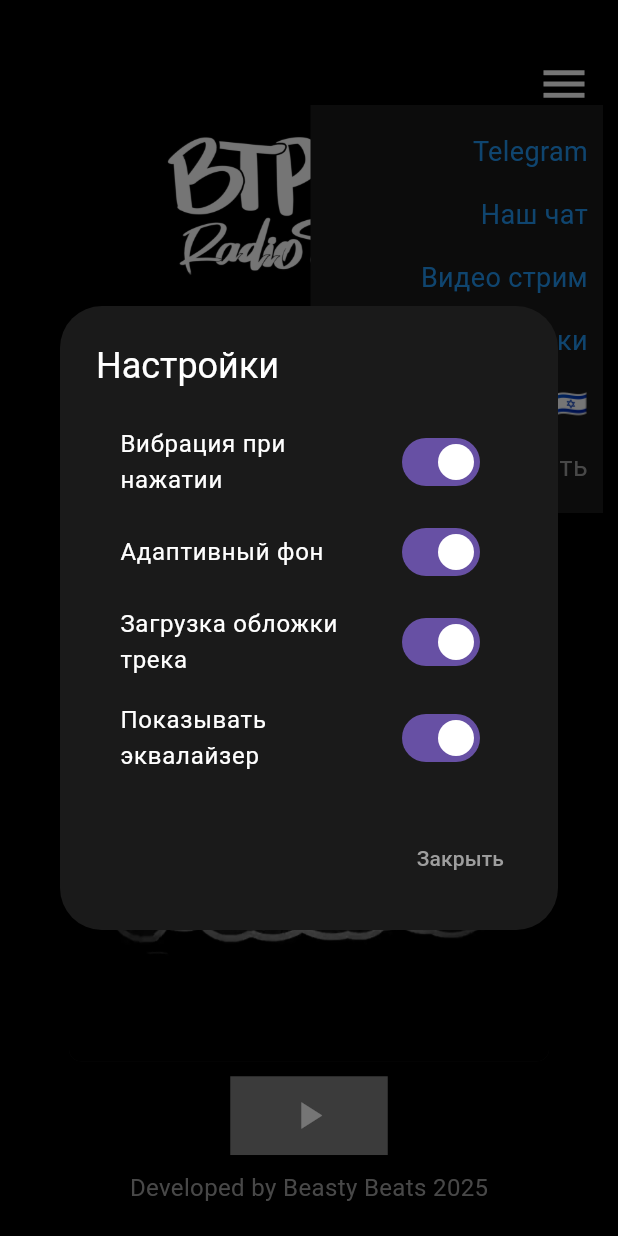
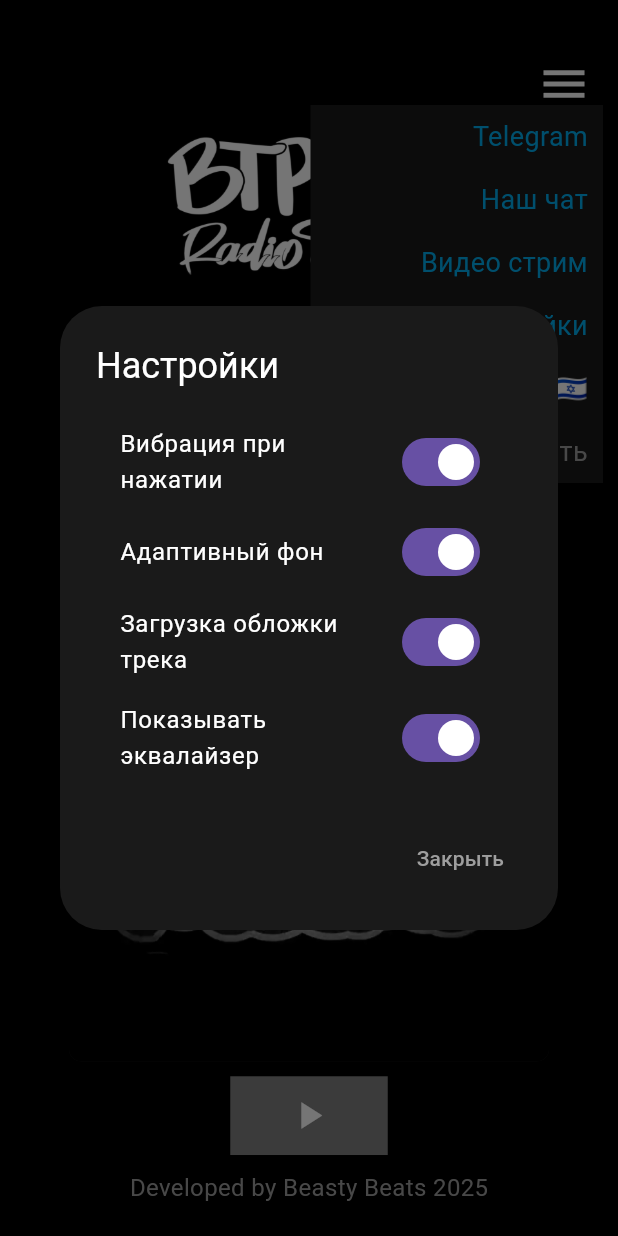
Before and after one commit to Beasty177/vtrnk-radio, a Flutter app: the screen it shows after launch, after a tap on the "menu" icon, after a tap on "Настройки", on a phone screen of 412 x 824 dp. Run offline on Flutter 3.47's test engine with Material 3 defaults, Android fonts, the phone set to English and light mode, and no system bars; drawn by our look-alikes of cached_network_image; our stand-ins replace audio_service, just_audio, just_audio_background, palette_generator, shared_preferences, socket_io_client; network calls fail.

Commit message:
Fixed audio handler init crash (try-catch in constructor, maxRetries=3 in fetch, nullable _socket). Added error screen with Retry for white screen. Improved cover toggle (loadCover + delay). Removed timeout/URI errors in _updateBackgroundColor. Added debug prints for init steps.
Fixed audio handler init crash (try-catch in constructor, maxRetries=3 in fetch, nullable _socket). Added error screen with Retry for white screen. Improved cover toggle (loadCover + delay). Removed timeout/URI errors in _updateBackgroundColor. Added debug prints for init steps.

```diff
--- a/lib/main.dart
+++ b/lib/main.dart
@@ -24,8 +24,10 @@ Future<void> main() async {
         DeviceOrientation.landscapeLeft,
         DeviceOrientation.landscapeRight,
       ]);
+      try {
         await JustAudioBackground.init(
-        androidNotificationChannelId: 'com.example.radio_app_new.channel.audio',
+          androidNotificationChannelId:
+              'com.example.radio_app_new.channel.audio',
           androidNotificationChannelName: 'VTRNK Radio Playback',
           androidNotificationChannelDescription:
               'VTRNK Radio audio playback controls',
@@ -33,6 +35,10 @@ Future<void> main() async {
           androidNotificationIcon: 'mipmap/ic_launcher',
           androidStopForegroundOnPause: true,
         );
+        print('JustAudioBackground init success');
+      } catch (e) {
+        print('JustAudioBackground init error: $e');
+      }
       runApp(const MyApp());
     },
     (error, stackTrace) {
@@ -178,7 +184,7 @@ class _MyHomePageState extends State<MyHomePage> with TickerProviderStateMixin {
   late List<double> _randomSpeeds;
   final Random _random = Random();
   final int barCount = 14;
-  late AudioPlayerHandler _audioHandler;
+  AudioPlayerHandler? _audioHandler; // Nullable для safe init
   bool _isPlaying = false;
   String _artist = "Ожидание исполнителя...";
   String _title = "Ожидание трека...";
@@ -244,10 +250,7 @@ class _MyHomePageState extends State<MyHomePage> with TickerProviderStateMixin {
     );
     _menuOffsetAnimation =
         Tween<Offset>(
-          begin: const Offset(
-            -0.2,
-            0.0,
-          ), // Изменено на отрицательный для slide-in справа
+          begin: const Offset(-0.2, 0.0),
           end: const Offset(0.0, 0.0),
         ).animate(
           CurvedAnimation(parent: _menuController, curve: Curves.easeInOut),
@@ -404,7 +407,7 @@ class _MyHomePageState extends State<MyHomePage> with TickerProviderStateMixin {
                           style: const TextStyle(color: Colors.white),
                         ),
                         value: _settings.enableCoverLoading,
-                        onChanged: (value) {
+                        onChanged: (value) async {
                           setDialogState(() {
                             _settings = _settings.copyWith(
                               enableCoverLoading: value,
@@ -412,11 +415,20 @@ class _MyHomePageState extends State<MyHomePage> with TickerProviderStateMixin {
                           });
                           setState(() {
                             _isAssetCover = !value;
-                            if (_isAssetCover) {
+                            if (value) {
+                              _audioHandler?.loadCover();
+                              if (_settings.enableAdaptiveBackground) {
+                                _updateBackgroundColor();
+                              }
+                            } else {
                               _coverUrl = 'assets/vt-videoplaceholder.png';
                             }
                           });
-                          _settings.saveToPrefs();
+                          await _settings.saveToPrefs();
+                          // Delay для UI update после fetch
+                          await Future.delayed(
+                            const Duration(milliseconds: 500),
+                          );
                         },
                       ),
                       SwitchListTile(
@@ -456,14 +468,19 @@ class _MyHomePageState extends State<MyHomePage> with TickerProviderStateMixin {
   }
 
   Future<void> _initAll() async {
+    print('InitAll start');
     try {
       _settings = await AppSettings.loadFromPrefs();
       _isAssetCover = !_settings.enableCoverLoading;
       if (_isAssetCover) {
         _coverUrl = 'assets/vt-videoplaceholder.png';
+      } else {
+        print('Init: Loading cover');
+        _audioHandler?.loadCover();
       }
       await _initAudioPlayer();
-      _audioHandler.playbackState.listen((playbackState) {
+      print('AudioHandler init success');
+      _audioHandler!.playbackState.listen((playbackState) {
         if (mounted) {
           setState(() {
             _isPlaying = playbackState.playing;
@@ -476,13 +493,13 @@ class _MyHomePageState extends State<MyHomePage> with TickerProviderStateMixin {
           });
         }
       });
-      _audioHandler.mediaItem.listen((MediaItem? item) {
+      try {
+        _audioHandler!.mediaItem.listen((MediaItem? item) {
           if (mounted && item != null) {
             setState(() {
               _artist = item.artist ?? "VTRNK";
               _title = item.title;
-            if (_settings.enableCoverLoading) {
-              _isAssetCover = false;
+              if (_settings.enableCoverLoading && !_isAssetCover) {
                 _coverUrl =
                     item.artUri?.toString() ?? 'assets/vt-videoplaceholder.png';
               }
@@ -492,12 +509,17 @@ class _MyHomePageState extends State<MyHomePage> with TickerProviderStateMixin {
             }
           }
         });
+      } catch (e) {
+        print('MediaItem listen error: $e');
+      }
       if (mounted) {
         setState(() {
           _isLoading = false;
         });
       }
-    } catch (e) {
+      print('InitAll success');
+    } catch (e) {
+      print('InitAll error: $e');
       if (mounted) {
         setState(() {
           _isLoading = false;
@@ -508,14 +530,26 @@ class _MyHomePageState extends State<MyHomePage> with TickerProviderStateMixin {
   }
 
   Future<void> _initAudioPlayer() async {
+    try {
+      print('InitAudioPlayer start');
       _audioHandler = AudioPlayerHandler();
+      print('AudioPlayerHandler created');
+    } catch (e) {
+      print('AudioPlayerHandler init error: $e');
+      rethrow;
+    }
   }
 
   Future<void> _updateBackgroundColor() async {
-    if (!_settings.enableAdaptiveBackground || _isAssetCover) {
+    if (!_settings.enableAdaptiveBackground ||
+        _isAssetCover ||
+        _coverUrl.startsWith('assets/') ||
+        _coverUrl.startsWith('file://')) {
+      print('UpdateBG skipped: asset or disabled');
       return;
     }
     try {
+      print('UpdateBG: Loading palette for $_coverUrl');
       final PaletteGenerator palette = await PaletteGenerator.fromImageProvider(
         NetworkImage(_coverUrl),
         maximumColorCount: 10,
@@ -573,9 +607,9 @@ class _MyHomePageState extends State<MyHomePage> with TickerProviderStateMixin {
       }
       _buttonController.forward().then((_) => _buttonController.reverse());
       if (_isPlaying) {
-        await _audioHandler.pause();
+        await _audioHandler?.pause();
       } else {
-        await _audioHandler.play();
+        await _audioHandler?.play();
       }
     } catch (e) {
       print("Ошибка при переключении: $e");
@@ -591,7 +625,7 @@ class _MyHomePageState extends State<MyHomePage> with TickerProviderStateMixin {
     for (var controller in _menuItemControllers) {
       controller.dispose();
     }
-    _audioHandler.stop();
+    _audioHandler?.stop();
     super.dispose();
   }
 
@@ -645,7 +679,13 @@ class _MyHomePageState extends State<MyHomePage> with TickerProviderStateMixin {
     if (_errorMessage.isNotEmpty) {
       return Scaffold(
         body: Center(
-          child: Text(_errorMessage, style: const TextStyle(color: Colors.red)),
+          child: Column(
+            mainAxisAlignment: MainAxisAlignment.center,
+            children: [
+              Text(_errorMessage, style: const TextStyle(color: Colors.red)),
+              ElevatedButton(onPressed: _initAll, child: const Text('Retry')),
+            ],
+          ),
         ),
       );
     }
@@ -675,6 +715,7 @@ class _MyHomePageState extends State<MyHomePage> with TickerProviderStateMixin {
         return Scaffold(
           backgroundColor: currentColor,
           body: Stack(
+            clipBehavior: Clip.none,
             children: [
               OrientationBuilder(
                 builder: (context, orientation) {
@@ -683,11 +724,11 @@ class _MyHomePageState extends State<MyHomePage> with TickerProviderStateMixin {
                   return Stack(
                     children: [
                       if (orientation == Orientation.landscape)
-                        Row(
+                        SizedBox.expand(
+                          child: Row(
                             crossAxisAlignment: CrossAxisAlignment.center,
                             children: [
                               Expanded(
-                              flex: 1,
                                 child: Column(
                                   mainAxisAlignment: MainAxisAlignment.start,
                                   crossAxisAlignment: CrossAxisAlignment.center,
@@ -764,7 +805,6 @@ class _MyHomePageState extends State<MyHomePage> with TickerProviderStateMixin {
                                 ),
                               ),
                               Expanded(
-                              flex: 1,
                                 child: Column(
                                   mainAxisAlignment: MainAxisAlignment.center,
                                   children: [
@@ -792,7 +832,6 @@ class _MyHomePageState extends State<MyHomePage> with TickerProviderStateMixin {
                                 ),
                               ),
                               Expanded(
-                              flex: 2,
                                 child: Padding(
                                   padding: const EdgeInsets.only(
                                     left: 20,
@@ -801,7 +840,8 @@ class _MyHomePageState extends State<MyHomePage> with TickerProviderStateMixin {
                                   child: Column(
                                     mainAxisAlignment:
                                         MainAxisAlignment.spaceBetween,
-                                  crossAxisAlignment: CrossAxisAlignment.start,
+                                    crossAxisAlignment:
+                                        CrossAxisAlignment.start,
                                     children: [
                                       Column(
                                         mainAxisSize: MainAxisSize.min,
@@ -832,7 +872,6 @@ class _MyHomePageState extends State<MyHomePage> with TickerProviderStateMixin {
                                                 CrossAxisAlignment.start,
                                             children: [
                                               Flexible(
-                                              // Добавили Flexible для избежания overflow
                                                 child: Text(
                                                   mainTitle,
                                                   style: const TextStyle(
@@ -885,6 +924,7 @@ class _MyHomePageState extends State<MyHomePage> with TickerProviderStateMixin {
                                 ),
                               ),
                             ],
+                          ),
                         )
                       else
                         Center(
@@ -1044,7 +1084,7 @@ class _MyHomePageState extends State<MyHomePage> with TickerProviderStateMixin {
                       ),
                       if (_isMenuOpen)
                         Positioned(
-                          top: orientation == Orientation.landscape ? 50 : 70,
+                          top: orientation == Orientation.landscape ? 40 : 70,
                           right: 10,
                           child: AnimatedBuilder(
                             animation: _menuController,
@@ -1052,8 +1092,7 @@ class _MyHomePageState extends State<MyHomePage> with TickerProviderStateMixin {
                               return Opacity(
                                 opacity: _menuOpacityAnimation.value,
                                 child: Transform.translate(
-                                  offset: _menuOffsetAnimation
-                                      .value, // Slide-in справа
+                                  offset: _menuOffsetAnimation.value,
                                   child: Container(
                                     width: orientation == Orientation.landscape
                                         ? 180
@@ -1064,12 +1103,15 @@ class _MyHomePageState extends State<MyHomePage> with TickerProviderStateMixin {
                                           0.7,
                                     ),
                                     color: const Color(0xFF1a1a1a),
-                                    padding: const EdgeInsets.all(10),
+                                    padding: const EdgeInsets.symmetric(
+                                      horizontal: 10,
+                                      vertical: 0,
+                                    ),
                                     child: ListView(
-                                      // ListView для лучшей прокрутки
                                       shrinkWrap: true,
                                       physics:
                                           const AlwaysScrollableScrollPhysics(),
+                                      padding: EdgeInsets.zero,
                                       children: [
                                         _buildMenuItem(
                                           0,
@@ -1077,7 +1119,7 @@ class _MyHomePageState extends State<MyHomePage> with TickerProviderStateMixin {
                                             'https://t.me/vtornikshow',
                                           ),
                                           AppLocalizations.of(context).telegram,
-                                          Colors.blue,
+                                          const Color(0xFF00aced),
                                         ),
                                         _buildMenuItem(
                                           1,
@@ -1085,7 +1127,7 @@ class _MyHomePageState extends State<MyHomePage> with TickerProviderStateMixin {
                                             'https://t.me/beastybeats23',
                                           ),
                                           AppLocalizations.of(context).chat,
-                                          Colors.blue,
+                                          const Color(0xFF00aced),
                                         ),
                                         _buildMenuItem(
                                           2,
@@ -1095,19 +1137,19 @@ class _MyHomePageState extends State<MyHomePage> with TickerProviderStateMixin {
                                           AppLocalizations.of(
                                             context,
                                           ).videoStream,
-                                          Colors.blue,
+                                          const Color(0xFF00aced),
                                         ),
                                         _buildMenuItem(
                                           3,
                                           _showSettingsDialog,
                                           AppLocalizations.of(context).settings,
-                                          Colors.blue,
+                                          const Color(0xFF00aced),
                                         ),
                                         _buildMenuItem(
                                           4,
                                           () => _showLanguageDialog(),
                                           '🇬🇧 🇷🇺 🇮🇱',
-                                          Colors.blue,
+                                          const Color(0xFF00aced),
                                         ),
                                         _buildMenuItem(
                                           5,
@@ -1228,13 +1270,17 @@ class EqualizerPainter extends CustomPainter {
 class AudioPlayerHandler extends BaseAudioHandler
     with QueueHandler, SeekHandler {
   static final _player = AudioPlayer();
-  late IO.Socket _socket;
+  IO.Socket? _socket; // Nullable
   String _artist = "VTRNK";
   String _title = "Stream";
   String _coverUrl = 'assets/vt-videoplaceholder.png';
   String? _currentStreamTitle;
+  int _retryCount = 0;
+  static const int maxRetries = 3;
 
   AudioPlayerHandler() {
+    try {
+      print('AudioHandler constructor start');
       _player.playbackEventStream.map(_transformEvent).listen((event) {
         playbackState.add(event);
       });
@@ -1250,6 +1296,11 @@ class AudioPlayerHandler extends BaseAudioHandler
       });
       _loadInitialTrack();
       _initWebSocket();
+      print('AudioHandler constructor success');
+    } catch (e) {
+      print('AudioHandler constructor error: $e');
+      _updateMediaMetadata(title: "Ошибка аудио: $e");
+    }
   }
 
   Future<void> _loadInitialTrack() async {
@@ -1278,7 +1329,14 @@ class AudioPlayerHandler extends BaseAudioHandler
     }
   }
 
+  void loadCover() {
+    _fetchCoverUrl();
+    _updateMediaMetadata();
+  }
+
   void _initWebSocket() {
+    try {
+      print('WebSocket init start');
       _socket = IO.io(
         'https://vtrnk.online',
         IO.OptionBuilder()
@@ -1286,11 +1344,12 @@ class AudioPlayerHandler extends BaseAudioHandler
             .enableAutoConnect()
             .build(),
       );
-    _socket.onConnect((_) {
+      _socket!.onConnect((_) {
         print('WebSocket подключён');
+        _retryCount = 0;
         _fetchTrackInfo();
       });
-    _socket.on('track_update', (data) {
+      _socket!.on('track_update', (data) {
         print("Получено track_update: $data");
         if (data is Map && !isVideoStreamActive(data)) {
           _artist = data['artist']?.toString() ?? _artist;
@@ -1298,7 +1357,21 @@ class AudioPlayerHandler extends BaseAudioHandler
           _fetchCoverUrl();
         }
       });
-    _socket.onDisconnect((_) => print('WebSocket отключён'));
+      _socket!.onDisconnect((_) {
+        print('WebSocket отключён');
+        if (_retryCount < maxRetries) {
+          _retryCount++;
+          Future.delayed(const Duration(seconds: 5), () => _initWebSocket());
+        }
+      });
+      print('WebSocket init success');
+    } catch (e) {
+      print('WebSocket init error: $e');
+      if (_retryCount < maxRetries) {
+        _retryCount++;
+        Future.delayed(const Duration(seconds: 5), () => _initWebSocket());
+      }
+    }
   }
 
   bool isVideoStreamActive(Map data) {
@@ -1307,6 +1380,7 @@ class AudioPlayerHandler extends BaseAudioHandler
 
   Future<void> _fetchTrackInfo() async {
     try {
+      print('FetchTrack start');
       final response = await http
           .get(Uri.parse('https://vtrnk.online/track'))
           .timeout(const Duration(seconds: 10));
@@ -1324,13 +1398,17 @@ class AudioPlayerHandler extends BaseAudioHandler
     } catch (e) {
       print("Ошибка при запросе данных: $e");
       _updateMediaMetadata(title: "Ошибка подключения");
+      if (_retryCount < maxRetries) {
+        _retryCount++;
         await Future.delayed(const Duration(seconds: 5));
         await _fetchTrackInfo();
       }
     }
+  }
 
   Future<void> _fetchCoverUrl() async {
     try {
+      print('FetchCover start');
       final coverResponse = await http
           .get(Uri.parse('https://vtrnk.online/get_cover_path'))
           .timeout(const Duration(seconds: 10));
@@ -1349,8 +1427,11 @@ class AudioPlayerHandler extends BaseAudioHandler
     } catch (e) {
       print("Ошибка при запросе обложки: $e");
       _updateMediaMetadata();
+      if (_retryCount < maxRetries) {
+        _retryCount++;
         await Future.delayed(const Duration(seconds: 5));
         await _fetchCoverUrl();
+      }
     }
   }
 
@@ -1440,7 +1521,7 @@ class AudioPlayerHandler extends BaseAudioHandler
   @override
   Future<void> stop() async {
     try {
-      _socket.disconnect();
+      _socket?.disconnect();
       await _player.stop();
     } catch (e) {
       print("Ошибка остановки: $e");
```
Lines whose indentation alone changed are shown as unchanged.
